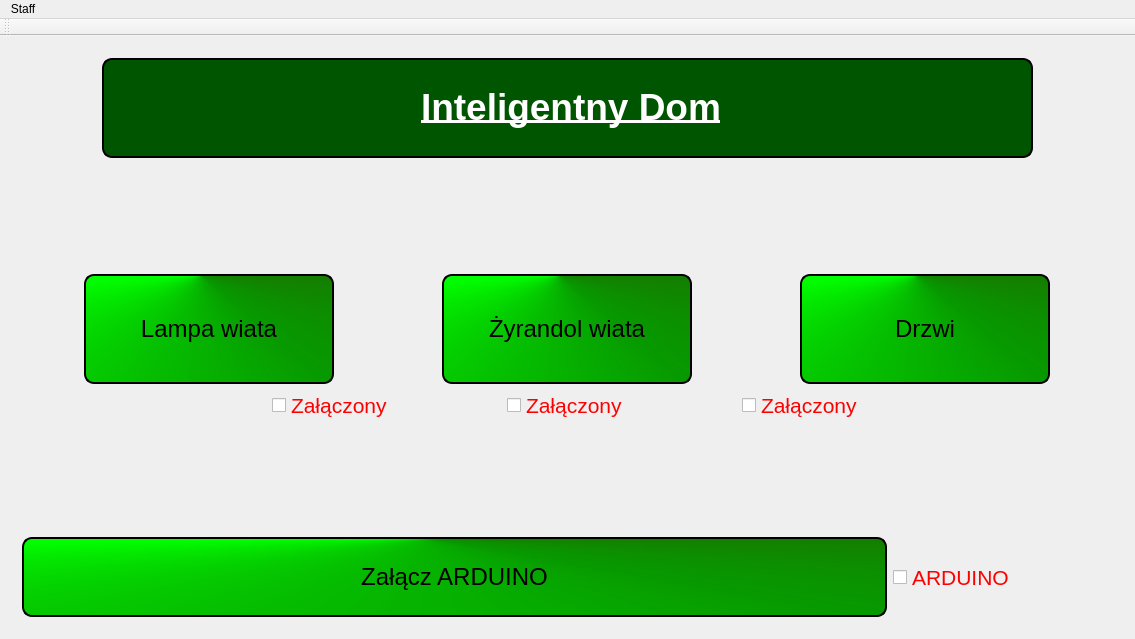
xxBeWolfxx/house_manager, file MainWindow.ui: the form before one commit.
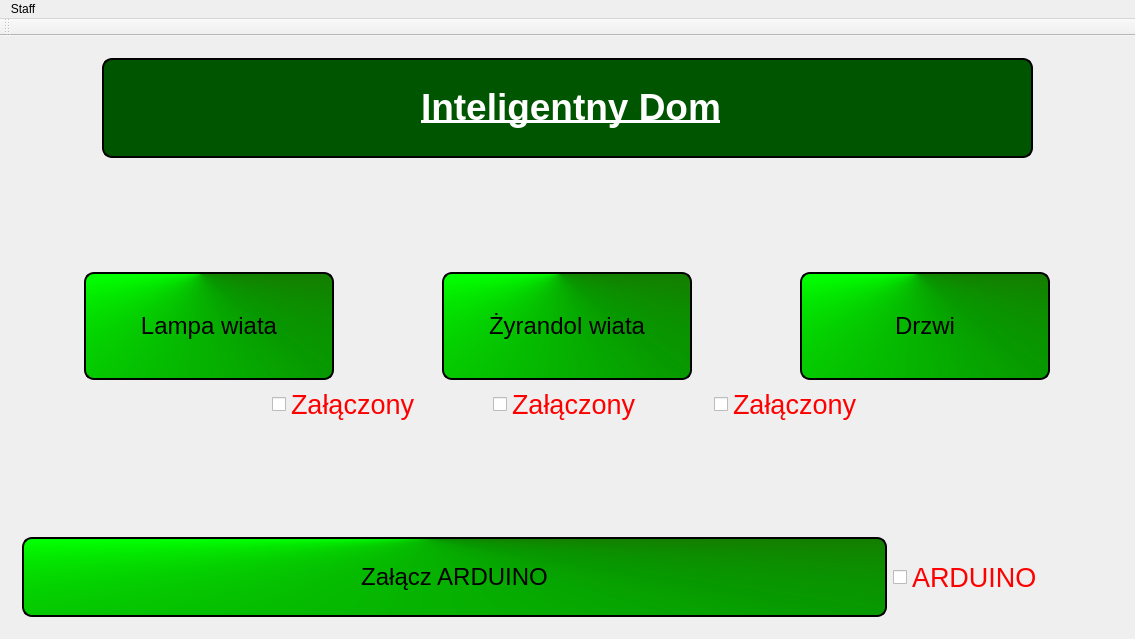
The form after the commit. Icons and pictures are not drawn.

What changed in the file:
```diff
--- a/MainWindow.ui
+++ b/MainWindow.ui
@@ -214,7 +214,7 @@
              </property>
              <property name="font">
               <font>
-               <pointsize>16</pointsize>
+               <pointsize>20</pointsize>
               </font>
              </property>
              <property name="text">
@@ -414,7 +414,7 @@
                </property>
                <property name="font">
                 <font>
-                 <pointsize>16</pointsize>
+                 <pointsize>20</pointsize>
                 </font>
                </property>
                <property name="layoutDirection">
@@ -467,7 +467,7 @@
                </property>
                <property name="font">
                 <font>
-                 <pointsize>16</pointsize>
+                 <pointsize>20</pointsize>
                 </font>
                </property>
                <property name="layoutDirection">
@@ -517,7 +517,7 @@
                </property>
                <property name="font">
                 <font>
-                 <pointsize>16</pointsize>
+                 <pointsize>20</pointsize>
                 </font>
                </property>
                <property name="layoutDirection">
```
Left out of the diff: 4 changed lines with no effect on the pictures.
